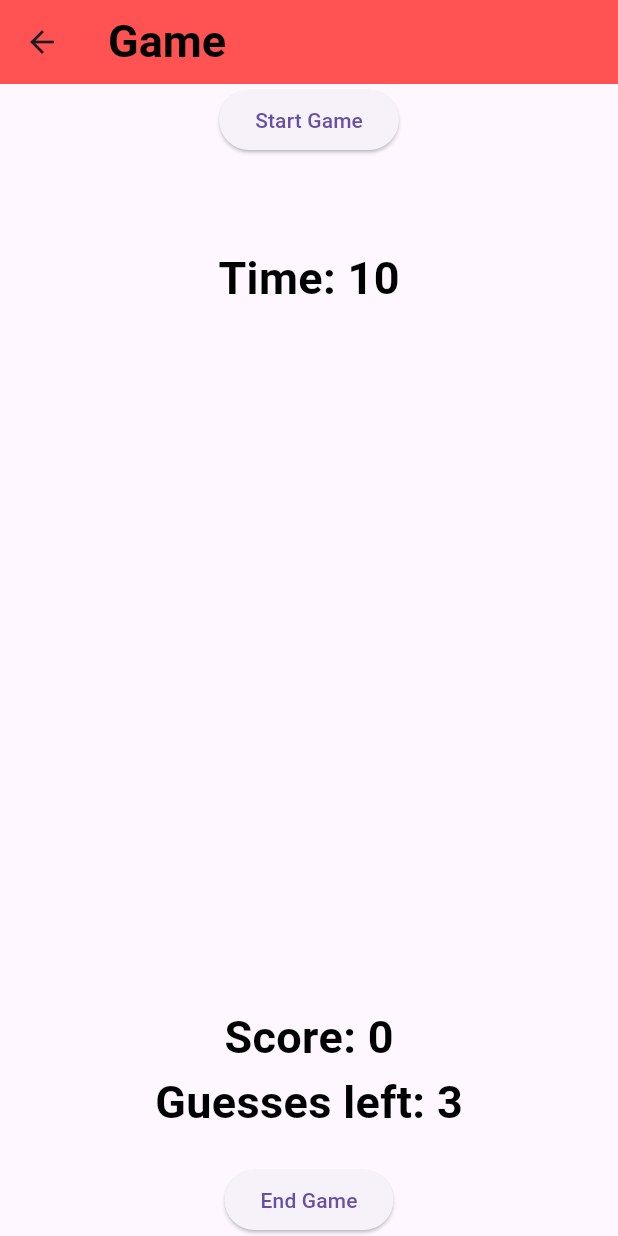
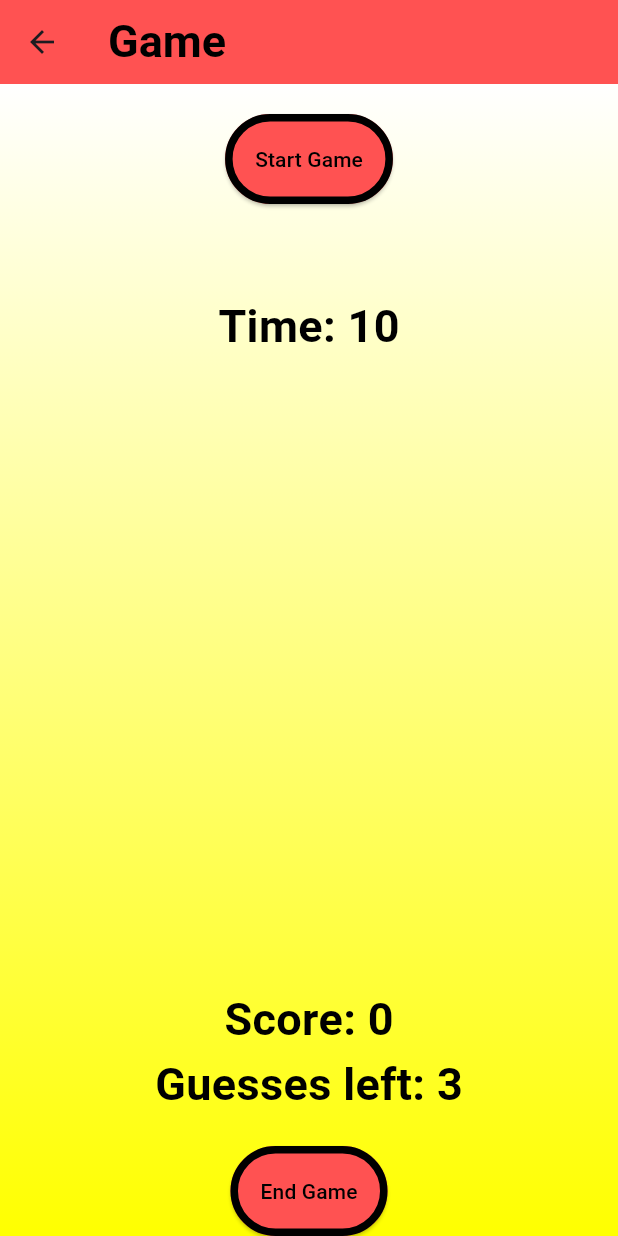
Before and after one commit to dmp6511/Perry_KnowYourFlags, a Flutter app: the GamePage screen opened directly, on a phone screen of 412 x 824 dp. Run offline on Flutter 3.47's test engine with Material 3 defaults, Android fonts, the phone set to English and light mode, and no system bars; network calls fail.

Commit message:
game page styled

```diff
--- a/lib/game.dart
+++ b/lib/game.dart
@@ -42,6 +42,15 @@ class _GamePageState extends State<GamePage> {
   late Timer gameTimer;
   int timeLeft = 10;
 
+  // check the game speed (if enabled, reduce the time to 5 seconds)
+  @override
+  void initState() {
+    super.initState();
+    if (widget.gameSpeed == false) {
+      timeLeft = 5;
+    }
+  }
+
   // timer function
   void startTimer() {
     gameTimer = Timer.periodic(
@@ -76,11 +85,31 @@ class _GamePageState extends State<GamePage> {
         ),
         backgroundColor: Colors.redAccent,
       ),
-      body: Column(
+      body: Container(
+        decoration: BoxDecoration(
+          gradient: LinearGradient(
+            begin: Alignment.bottomCenter,
+            end: Alignment.topCenter,
+            colors: [Colors.yellowAccent, Colors.white],
+          ),
+        ),
+      child: Column(
         children: [
+
+          SizedBox(height: 20),
 
           // start game button
           ElevatedButton(
+            style: ElevatedButton.styleFrom(
+              padding: EdgeInsets.all(20),
+              alignment: Alignment.center,
+              side: BorderSide(
+                color: Colors.black,
+                width: 5.0,
+              ),
+              backgroundColor: Colors.redAccent,
+              foregroundColor: Colors.black,
+            ),
             onPressed: () async {
 
               // snackbar to show the user that the game has started
@@ -229,8 +258,8 @@ class _GamePageState extends State<GamePage> {
                               options = [];
 
                               // reset the score and lives
-                              guesses = 3; // reset the attempts
-                              score = 0; // reset the score
+                              guesses = 3;
+                              score = 0;
 
                               // navigate to the game over page
                               Navigator.push(
@@ -275,6 +304,16 @@ class _GamePageState extends State<GamePage> {
 
           // test button
           ElevatedButton(
+            style: ElevatedButton.styleFrom(
+              padding: EdgeInsets.all(20),
+              alignment: Alignment.center,
+              side: BorderSide(
+                color: Colors.black,
+                width: 5.0,
+              ),
+              backgroundColor: Colors.redAccent,
+              foregroundColor: Colors.black,
+            ),
             onPressed: () {
               Navigator.push(
                 context,
@@ -291,6 +330,7 @@ class _GamePageState extends State<GamePage> {
 
         ],
       ),
+    ),
     );
   }
 }
--- a/lib/main.dart
+++ b/lib/main.dart
@@ -287,7 +287,7 @@ class _HomePageState extends State<HomePage> {
                   'OPTIONS',
                   style: TextStyle(
                     color: Colors.black,
-                    fontSize: 30.0,
+                    fontSize: 25.0,
                     fontWeight: FontWeight.bold,
                   ),
                 ),
```
